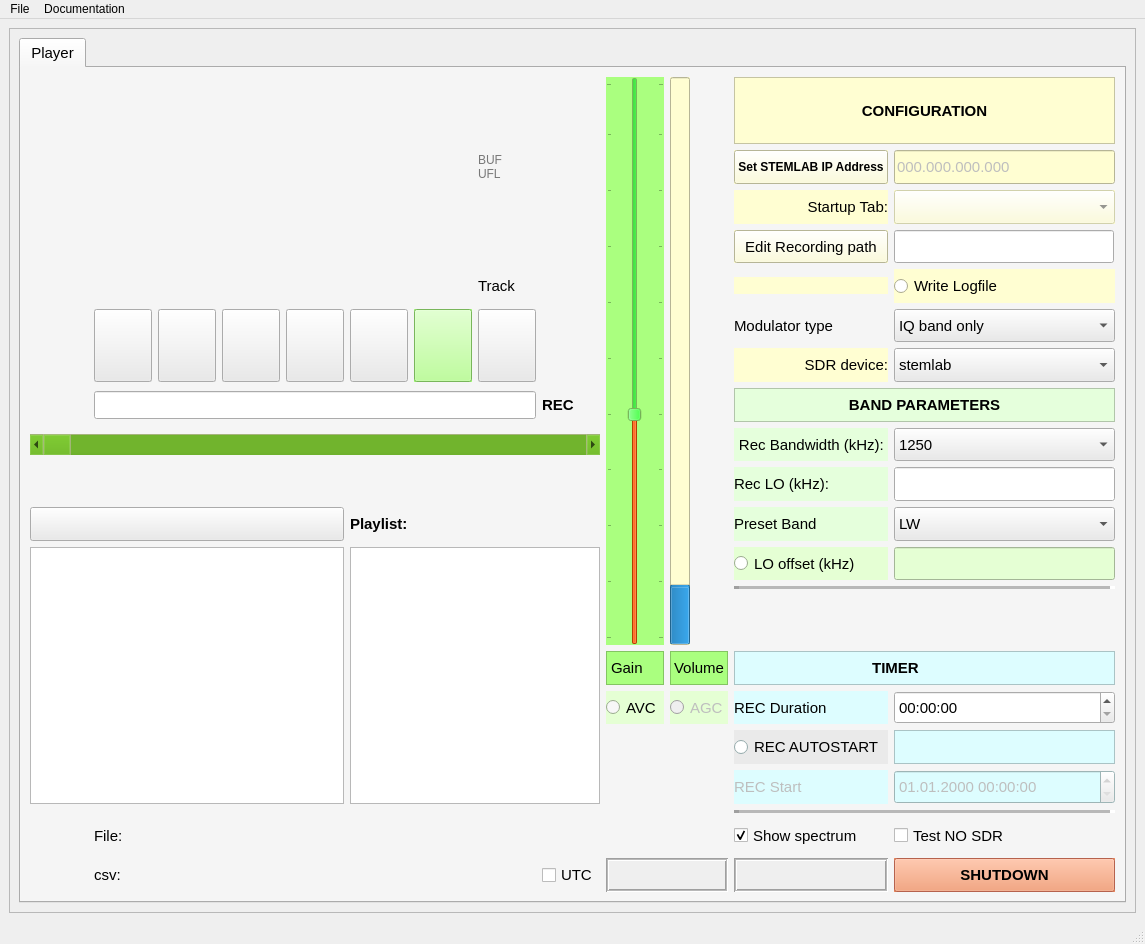
hermy-sf/COHIWizard, file sources/core/ressources/COHIWizard_GUI_v10_scrollhv_skin_5.ui: the form before one commit.
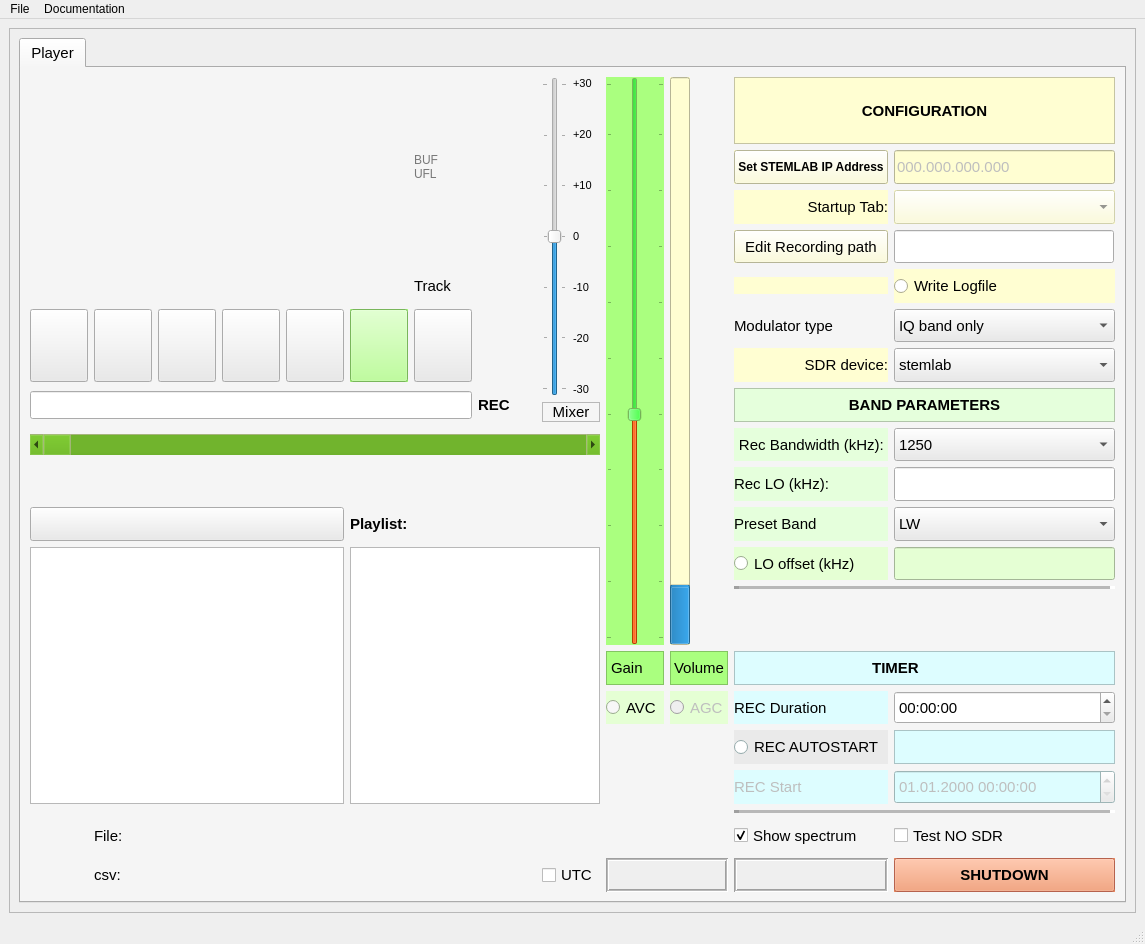
The form after the commit. Icons and pictures are not drawn. Custom widgets are drawn as their Qt base class.

What changed in the file:
```diff
--- a/sources/core/ressources/COHIWizard_GUI_v10_scrollhv_skin_5.ui
+++ b/sources/core/ressources/COHIWizard_GUI_v10_scrollhv_skin_5.ui
@@ -177,6 +177,130 @@
            <layout class="QGridLayout" name="gridLayout_2">
             <item row="0" column="0">
              <layout class="QGridLayout" name="gridLayout_10" rowstretch="2,0,0,0,0,0,0,0,0,0,0,0,0,0,0,0,0,0,0,0,0" columnstretch="1,0,0,0,0,0,0,0,0,0,0,0,0,0">
+              <item row="0" column="8" rowspan="8">
+               <widget class="QFrame" name="frame_Mixer">
+                <property name="frameShape"><enum>QFrame::NoFrame</enum></property>
+                <layout class="QVBoxLayout" name="verticalLayout_Mixer">
+                 <property name="leftMargin"><number>0</number></property>
+                 <property name="topMargin"><number>0</number></property>
+                 <property name="rightMargin"><number>0</number></property>
+                 <property name="bottomMargin"><number>0</number></property>
+                 <item>
+                  <layout class="QHBoxLayout" name="horizontalLayout_Mixer">
+                   <item>
+                    <widget class="QSlider" name="verticalSlider_Mixer">
+                     <property name="toolTip"><string>Balance of the audio modulator relative to the IQ band in dB (only for IQ band and audio modulator)</string></property>
+                     <property name="minimum"><number>-30</number></property>
+                     <property name="maximum"><number>30</number></property>
+                     <property name="pageStep"><number>2</number></property>
+                     <property name="value"><number>0</number></property>
+                     <property name="orientation"><enum>Qt::Vertical</enum></property>
+                     <property name="tickPosition"><enum>QSlider::TicksBothSides</enum></property>
+                     <property name="tickInterval"><number>10</number></property>
+                    </widget>
+                   </item>
+                   <item>
+                    <layout class="QVBoxLayout" name="verticalLayout_Mixer_scale">
+                     <property name="spacing"><number>0</number></property>
+                    <item>
+                     <widget class="QLabel" name="label_Mixer_scale_p30">
+                      <property name="font"><font><pointsize>8</pointsize></font></property>
+                      <property name="text"><string>+30</string></property>
+                      <property name="alignment"><set>Qt::AlignLeading|Qt::AlignLeft|Qt::AlignVCenter</set></property>
+                     </widget>
+                    </item>
+                    <item>
+                     <spacer name="verticalSpacer_Mixer_0">
+                      <property name="orientation"><enum>Qt::Vertical</enum></property>
+                      <property name="sizeHint" stdset="0"><size><width>1</width><height>1</height></size></property>
+                     </spacer>
+                    </item>
+                    <item>
+                     <widget class="QLabel" name="label_Mixer_scale_p20">
+                      <property name="font"><font><pointsize>8</pointsize></font></property>
+                      <property name="text"><string>+20</string></property>
+                      <property name="alignment"><set>Qt::AlignLeading|Qt::AlignLeft|Qt::AlignVCenter</set></property>
+                     </widget>
+                    </item>
+                    <item>
+                     <spacer name="verticalSpacer_Mixer_1">
+                      <property name="orientation"><enum>Qt::Vertical</enum></property>
+                      <property name="sizeHint" stdset="0"><size><width>1</width><height>1</height></size></property>
+                     </spacer>
+                    </item>
+                    <item>
+                     <widget class="QLabel" name="label_Mixer_scale_p10">
+                      <property name="font"><font><pointsize>8</pointsize></font></property>
+                      <property name="text"><string>+10</string></property>
+                      <property name="alignment"><set>Qt::AlignLeading|Qt::AlignLeft|Qt::AlignVCenter</set></property>
+                     </widget>
+                    </item>
+                    <item>
+                     <spacer name="verticalSpacer_Mixer_2">
+                      <property name="orientation"><enum>Qt::Vertical</enum></property>
+                      <property name="sizeHint" stdset="0"><size><width>1</width><height>1</height></size></property>
+                     </spacer>
+                    </item>
+                    <item>
+                     <widget class="QLabel" name="label_Mixer_scale_0">
+                      <property name="font"><font><pointsize>8</pointsize></font></property>
+                      <property name="text"><string>0</string></property>
+                      <property name="alignment"><set>Qt::AlignLeading|Qt::AlignLeft|Qt::AlignVCenter</set></property>
+                     </widget>
+                    </item>
+                    <item>
+                     <spacer name="verticalSpacer_Mixer_3">
+                      <property name="orientation"><enum>Qt::Vertical</enum></property>
+                      <property name="sizeHint" stdset="0"><size><width>1</width><height>1</height></size></property>
+                     </spacer>
+                    </item>
+                    <item>
+                     <widget class="QLabel" name="label_Mixer_scale_m10">
+                      <property name="font"><font><pointsize>8</pointsize></font></property>
+                      <property name="text"><string>-10</string></property>
+                      <property name="alignment"><set>Qt::AlignLeading|Qt::AlignLeft|Qt::AlignVCenter</set></property>
+                     </widget>
+                    </item>
+                    <item>
+                     <spacer name="verticalSpacer_Mixer_4">
+                      <property name="orientation"><enum>Qt::Vertical</enum></property>
+                      <property name="sizeHint" stdset="0"><size><width>1</width><height>1</height></size></property>
+                     </spacer>
+                    </item>
+                    <item>
+                     <widget class="QLabel" name="label_Mixer_scale_m20">
+                      <property name="font"><font><pointsize>8</pointsize></font></property>
+                      <property name="text"><string>-20</string></property>
+                      <property name="alignment"><set>Qt::AlignLeading|Qt::AlignLeft|Qt::AlignVCenter</set></property>
+                     </widget>
+                    </item>
+                    <item>
+                     <spacer name="verticalSpacer_Mixer_5">
+                      <property name="orientation"><enum>Qt::Vertical</enum></property>
+                      <property name="sizeHint" stdset="0"><size><width>1</width><height>1</height></size></property>
+                     </spacer>
+                    </item>
+                    <item>
+                     <widget class="QLabel" name="label_Mixer_scale_m30">
+                      <property name="font"><font><pointsize>8</pointsize></font></property>
+                      <property name="text"><string>-30</string></property>
+                      <property name="alignment"><set>Qt::AlignLeading|Qt::AlignLeft|Qt::AlignVCenter</set></property>
+                     </widget>
+                    </item>
+                    </layout>
+                   </item>
+                  </layout>
+                 </item>
+                 <item>
+                  <widget class="QLabel" name="label_Mixer">
+                   <property name="frameShape"><enum>QFrame::StyledPanel</enum></property>
+                   <property name="text"><string>Mixer</string></property>
+                   <property name="alignment"><set>Qt::AlignCenter</set></property>
+                  </widget>
+                 </item>
+                </layout>
+               </widget>
+              </item>
               <property name="sizeConstraint">
                <enum>QLayout::SetNoConstraint</enum>
               </property>
@@ -360,7 +484,7 @@
                 </property>
                </widget>
               </item>
-              <item row="4" column="7">
+              <item row="4" column="6">
                <widget class="QLabel" name="label_43">
                 <property name="sizePolicy">
                  <sizepolicy hsizetype="Expanding" vsizetype="Expanding">
@@ -982,7 +1106,7 @@
                 </item>
                </widget>
               </item>
-              <item row="0" column="4">
+              <item row="0" column="3">
                <widget class="QLabel" name="label_2">
                 <property name="sizePolicy">
                  <sizepolicy hsizetype="Fixed" vsizetype="Preferred">
@@ -3229,7 +3353,7 @@
                 </property>
                </widget>
               </item>
-              <item row="0" column="7">
+              <item row="0" column="6">
                <widget class="QLabel" name="label_5">
                 <property name="sizePolicy">
                  <sizepolicy hsizetype="Fixed" vsizetype="Preferred">
@@ -3475,7 +3599,7 @@
                 </property>
                </widget>
               </item>
-              <item row="1" column="1" rowspan="4" colspan="6">
+              <item row="1" column="0" rowspan="4" colspan="6">
                <widget class="QLabel" name="label_LOGO">
                 <property name="sizePolicy">
                  <sizepolicy hsizetype="Expanding" vsizetype="Expanding">
@@ -3603,7 +3727,7 @@
                 </property>
                </widget>
               </item>
-              <item row="0" column="3">
+              <item row="0" column="2">
                <widget class="QLabel" name="label">
                 <property name="sizePolicy">
                  <sizepolicy hsizetype="Fixed" vsizetype="Preferred">
@@ -3691,12 +3815,12 @@
                 </property>
                 <property name="icon">
                  <iconset>
-                  <normaloff>../../Button_Playlist_Activate.png</normaloff>
-                  <normalon>../../Button_Playlist_Select.png</normalon>
-                  <activeoff>../../Button_Playlist_Activate.png</activeoff>
-                  <activeon>../../Button_Playlist_Select.png</activeon>
-                  <selectedoff>../../Button_Playlist_Activate.png</selectedoff>
-                  <selectedon>../../Button_Playlist_Select.png</selectedon>../../Button_Playlist_Activate.png</iconset>
+                  <normaloff>icons/Button_Playlist_Activate.png</normaloff>
+                  <normalon>icons/Button_Playlist_Select.png</normalon>
+                  <activeoff>icons/Button_Playlist_Activate.png</activeoff>
+                  <activeon>icons/Button_Playlist_Select.png</activeon>
+                  <selectedoff>icons/Button_Playlist_Activate.png</selectedoff>
+                  <selectedon>icons/Button_Playlist_Select.png</selectedon>icons/Button_Playlist_Activate.png</iconset>
                 </property>
                 <property name="iconSize">
                  <size>
@@ -3727,7 +3851,7 @@
                 </property>
                </widget>
               </item>
-              <item row="0" column="1">
+              <item row="0" column="0">
                <widget class="QLabel" name="label_6">
                 <property name="sizePolicy">
                  <sizepolicy hsizetype="Fixed" vsizetype="Preferred">
@@ -4394,7 +4518,7 @@
                 </property>
                </widget>
               </item>
-              <item row="0" column="6">
+              <item row="0" column="5">
                <widget class="QLabel" name="label_4">
                 <property name="sizePolicy">
                  <sizepolicy hsizetype="Fixed" vsizetype="Preferred">
@@ -5143,7 +5267,7 @@
                 </property>
                </widget>
               </item>
-              <item row="0" column="5">
+              <item row="0" column="4">
                <widget class="QLabel" name="label_3">
                 <property name="sizePolicy">
                  <sizepolicy hsizetype="Fixed" vsizetype="Preferred">
@@ -5156,7 +5280,7 @@
                 </property>
                </widget>
               </item>
-              <item row="7" column="8">
+              <item row="7" column="7">
                <widget class="QLabel" name="Label_Recindicator">
                 <property name="enabled">
                  <bool>true</bool>
@@ -6061,7 +6185,7 @@
                 </property>
                </widget>
               </item>
-              <item row="7" column="1" colspan="7">
+              <item row="7" column="0" colspan="7">
                <widget class="QLineEdit" name="lineEditCurTime">
                 <property name="sizePolicy">
                  <sizepolicy hsizetype="Expanding" vsizetype="Expanding">
@@ -6824,7 +6948,7 @@
                 </property>
                </widget>
               </item>
-              <item row="5" column="1" rowspan="2">
+              <item row="5" column="0" rowspan="2">
                <widget class="QPushButton" name="pushButton_REW">
                 <property name="enabled">
                  <bool>true</bool>
@@ -6863,8 +6987,8 @@
                 </property>
                 <property name="icon">
                  <iconset>
-                  <normaloff>../../rew_v4.PNG</normaloff>
-                  <normalon>icons/rew_v4.PNG</normalon>../../rew_v4.PNG</iconset>
+                  <normaloff>icons/rew_v4.PNG</normaloff>
+                  <normalon>icons/rew_v4.PNG</normalon>icons/rew_v4.PNG</iconset>
                 </property>
                 <property name="iconSize">
                  <size>
@@ -6886,7 +7010,7 @@
                 </property>
                </widget>
               </item>
-              <item row="5" column="2" rowspan="2">
+              <item row="5" column="1" rowspan="2">
                <widget class="QPushButton" name="pushButton_Stop">
                 <property name="enabled">
                  <bool>true</bool>
@@ -6925,12 +7049,12 @@
                 </property>
                 <property name="icon">
                  <iconset>
-                  <normaloff>../../stop_v4.PNG</normaloff>
+                  <normaloff>icons/stop_v4.PNG</normaloff>
                   <normalon>icons/stop_v4.PNG</normalon>
-                  <activeoff>../../stop_v4.PNG</activeoff>
-                  <activeon>../../stop_v4.PNG</activeon>
-                  <selectedoff>../../stop_v4.PNG</selectedoff>
-                  <selectedon>../../stop_v4.PNG</selectedon>../../stop_v4.PNG</iconset>
+                  <activeoff>icons/stop_v4.PNG</activeoff>
+                  <activeon>icons/stop_v4.PNG</activeon>
+                  <selectedoff>icons/stop_v4.PNG</selectedoff>
+                  <selectedon>icons/stop_v4.PNG</selectedon>icons/stop_v4.PNG</iconset>
                 </property>
                 <property name="iconSize">
                  <size>
@@ -6949,7 +7073,7 @@
                 </property>
                </widget>
               </item>
-              <item row="5" column="3" rowspan="2">
+              <item row="5" column="2" rowspan="2">
                <widget class="QPushButton" name="pushButton_Play">
                 <property name="enabled">
                  <bool>true</bool>
@@ -6988,12 +7112,12 @@
                 </property>
                 <property name="icon">
                  <iconset>
-                  <normaloff>../../play_v4.PNG</normaloff>
+                  <normaloff>icons/play_v4.PNG</normaloff>
                   <normalon>icons/play_v4.PNG</normalon>
-                  <activeoff>../../play_v4.PNG</activeoff>
-                  <activeon>../../play_v4.PNG</activeon>
-                  <selectedoff>../../play_v4.PNG</selectedoff>
-                  <selectedon>../../play_v4.PNG</selectedon>../../play_v4.PNG</iconset>
+                  <activeoff>icons/play_v4.PNG</activeoff>
+                  <activeon>icons/play_v4.PNG</activeon>
+                  <selectedoff>icons/play_v4.PNG</selectedoff>
+                  <selectedon>icons/play_v4.PNG</selectedon>icons/play_v4.PNG</iconset>
                 </property>
                 <property name="iconSize">
                  <size>
@@ -7012,7 +7136,7 @@
                 </property>
                </widget>
               </item>
-              <item row="5" column="4" rowspan="2">
+              <item row="5" column="3" rowspan="2">
                <widget class="QPushButton" name="pushButton_Loop">
                 <property name="enabled">
                  <bool>true</bool>
@@ -7071,7 +7195,7 @@
                 </property>
                </widget>
               </item>
-              <item row="5" column="5" rowspan="2">
+              <item row="5" column="4" rowspan="2">
                <widget class="QPushButton" name="pushButton_FF">
                 <property name="enabled">
                  <bool>true</bool>
@@ -7137,7 +7261,7 @@
                 </property>
                </widget>
               </item>
-              <item row="5" column="6" rowspan="2">
+              <item row="5" column="5" rowspan="2">
                <widget class="QPushButton" name="pushButton_REC">
                 <property name="enabled">
                  <bool>true</bool>
@@ -7406,7 +7530,7 @@
                 </property>
                </widget>
               </item>
-              <item row="5" column="7" rowspan="2">
+              <item row="5" column="6" rowspan="2">
                <widget class="QPushButton" name="pushButton_adv1byte">
                 <property name="enabled">
                  <bool>true</bool>
@@ -7511,7 +7635,7 @@
                 </item>
                </widget>
               </item>
-              <item row="1" column="7">
+              <item row="1" column="6">
                <widget class="QLabel" name="label_32">
                 <property name="enabled">
                  <bool>false</bool>
@@ -7614,7 +7738,7 @@
     </item>
    </layout>
   </widget>
-  <widget class="File" name="menubar">
+  <widget class="QMenuBar" name="menubar">
    <property name="geometry">
     <rect>
      <x>0</x>
@@ -7696,13 +7820,6 @@
    </property>
   </action>
  </widget>
- <customwidgets>
-  <customwidget>
-   <class>File</class>
-   <extends>QMenuBar</extends>
-   <header>file.h</header>
-  </customwidget>
- </customwidgets>
  <resources/>
  <connections/>
 </ui>
```
